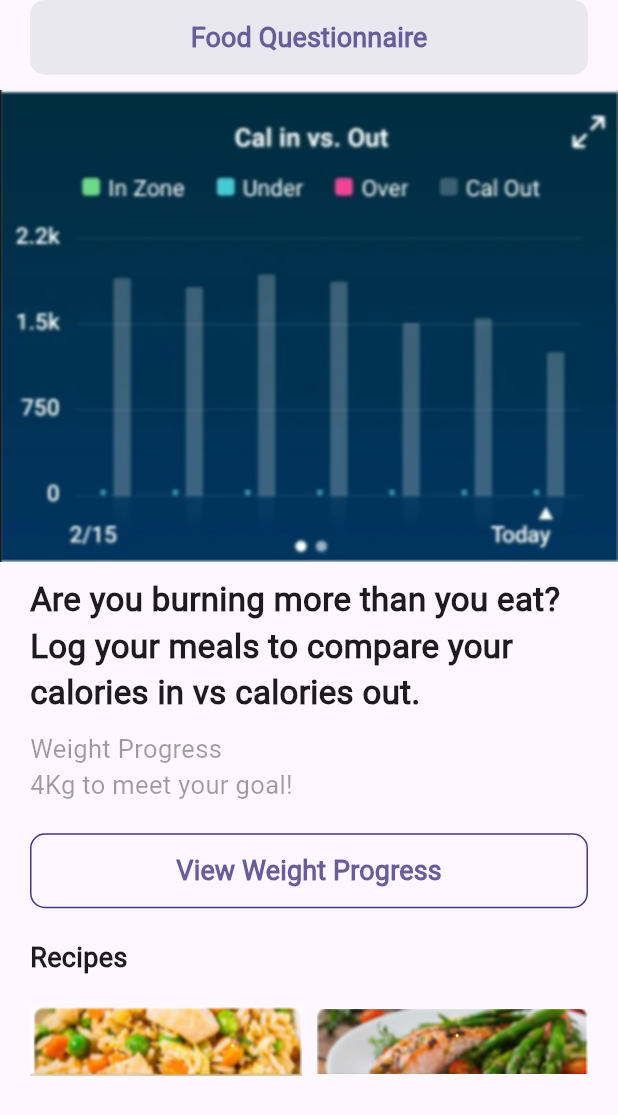
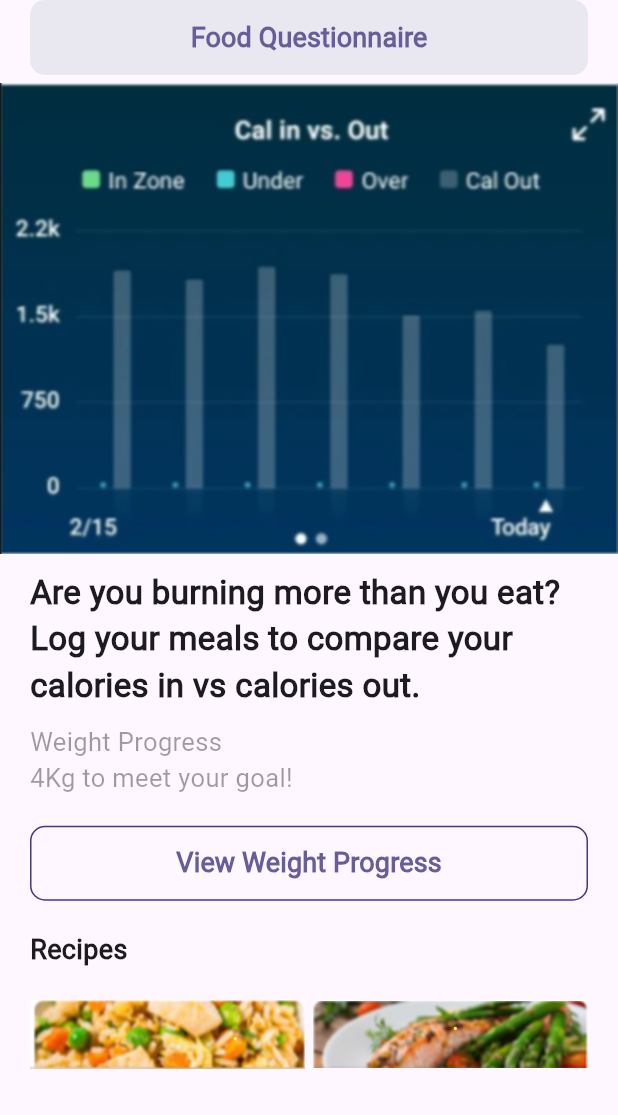
Before and after one commit to kamelmdahduleh/Origin, a Flutter app: the FoodDiaryList screen opened directly, on a phone screen of 412 x 824 dp. Shown: the top 1115 px of the screen. Run offline on Flutter 3.47's test engine with Material 2 defaults, Android fonts, the phone set to English and light mode, and no system bars; our stand-ins replace awesome_bottom_bar.

Commit message:
food Diary form questionnaire Screen update 8-6-2023 - 4:13PM

```diff
--- a/lib/screens/food_diary_screen.dart
+++ b/lib/screens/food_diary_screen.dart
@@ -52,7 +52,7 @@ class _FoodDiaryListState extends State<FoodDiaryList> {
               ),
             ),
             const SizedBox(
-              height: 10,
+              height: 5,
             ),
             const Image(
                 image:
@@ -120,7 +120,7 @@ class _FoodDiaryListState extends State<FoodDiaryList> {
                         ),
                       ),
                       SizedBox(
-                        width: 10,
+                        width: 5,
                       ),
                       Expanded(
                         child: Image(
```
